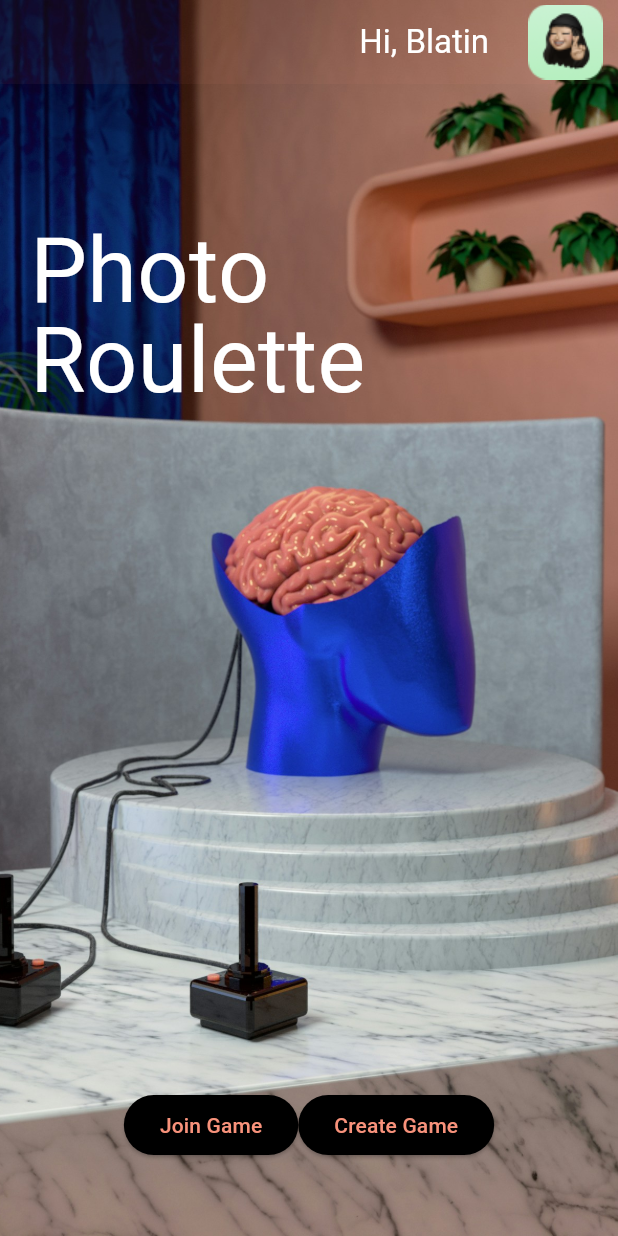
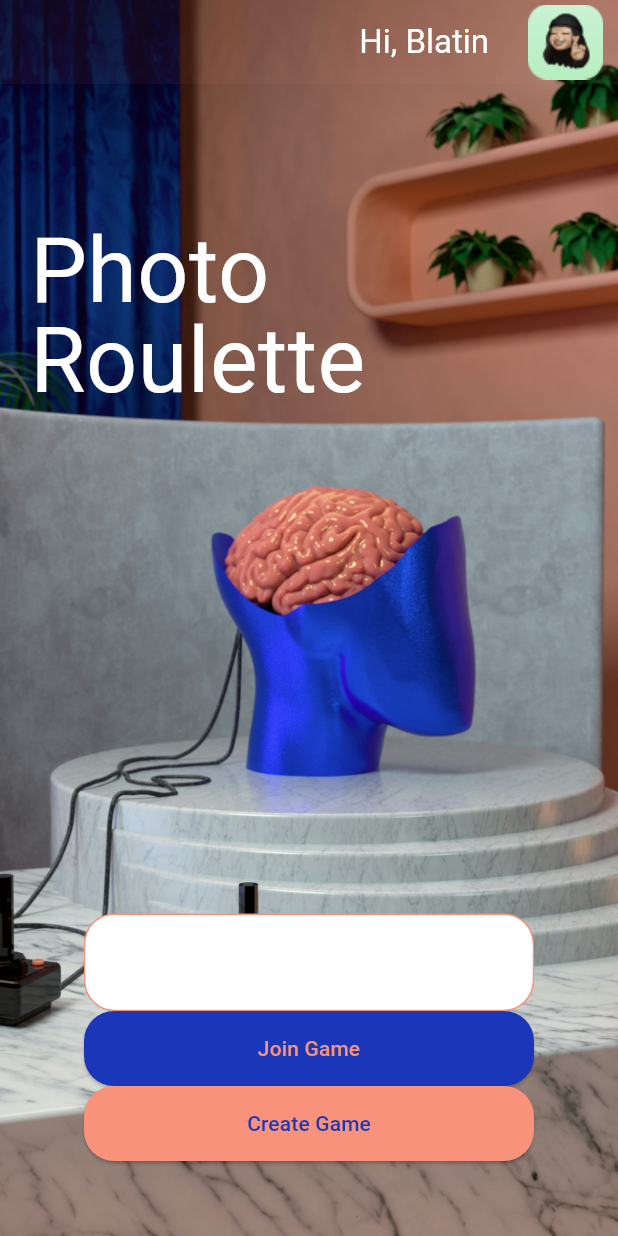
Before and after one commit to mozsarmate/photo-roulette, a Flutter app: the screen it shows after launch, on a phone screen of 412 x 824 dp. Run offline on Flutter 3.47's test engine with Material 3 defaults, Android fonts, the phone set to English and light mode, and no system bars; our stand-ins replace google_fonts; Roboto replaces fonts that are missing (Kanit).

Commit message:
Home.dart name textfield

```diff
--- a/lib/pages/home.dart
+++ b/lib/pages/home.dart
@@ -1,5 +1,5 @@
 import "package:flutter/material.dart";
-
+import "package:photo_roulette/themes/themes.dart";
 import "./lobby.dart";
 
 class HomePage extends StatelessWidget {
@@ -7,6 +7,8 @@ class HomePage extends StatelessWidget {
 
   @override
   Widget build(BuildContext context) {
+    Color primary=Theme.of(context).colorScheme.primary;
+    Color secondary=Theme.of(context).colorScheme.secondary;
     return Scaffold(
       extendBodyBehindAppBar: true,
       appBar: AppBar(
@@ -52,11 +54,29 @@ class HomePage extends StatelessWidget {
               alignment: Alignment.bottomCenter,
               child: Container(
                 padding: const EdgeInsets.fromLTRB(0, 0, 0, 50),
-                child: Row(
+                child: Column(
                   mainAxisAlignment: MainAxisAlignment.center,
                   children: <Widget>[
+                    Container(
+                      width:300,height:65,
+                      decoration: ShapeDecoration(shape: RoundedRectangleBorder(side: const BorderSide(color: colorPrimary),borderRadius: BorderRadius.circular(20)),color:Colors.white),
+                      child: TextField(
+                        style: TextStyle(fontSize: 30),
+                        textAlign: TextAlign.center,
+                        textAlignVertical: TextAlignVertical.top,
+                        decoration: InputDecoration(
+                          border: OutlineInputBorder(borderRadius: BorderRadius.circular(20.0)),
+
+                        ),
+                      ),
+                    ),
                     ElevatedButton(
-                      child: const Text("Join Game"),
+                      style: ButtonStyle(
+                        fixedSize: MaterialStateProperty.resolveWith((states) => const Size(300,50)),
+                        shape: MaterialStateProperty.resolveWith((states) => RoundedRectangleBorder(side: const BorderSide(color: Color(0x00000000)),borderRadius: BorderRadius.circular(20))),
+                        backgroundColor: MaterialStateProperty.resolveWith((states) => colorSecondary),
+                      ),
+                      child: const Text("Join Game",style: TextStyle(color:colorPrimary),),
                       onPressed: () {
                         Navigator.push(
                           context,
@@ -65,7 +85,12 @@ class HomePage extends StatelessWidget {
                       }
                     ),
                     ElevatedButton(
-                      child: const Text("Create Game"),
+                      style: ButtonStyle(
+                        fixedSize: MaterialStateProperty.resolveWith((states) => const Size(300,50)),
+                        shape: MaterialStateProperty.resolveWith((states) => RoundedRectangleBorder(side: const BorderSide(color: Color(0x00000000)),borderRadius: BorderRadius.circular(20))),
+                        backgroundColor: MaterialStateProperty.resolveWith((states) => colorPrimary),
+                      ),
+                      child: const Text("Create Game",style: TextStyle(color:colorSecondary),),
                       onPressed: (){
                         Navigator.push(
                           context,
```
